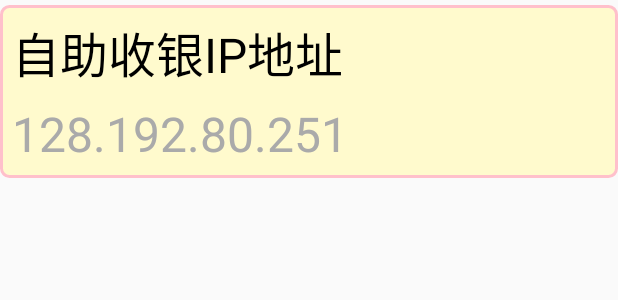
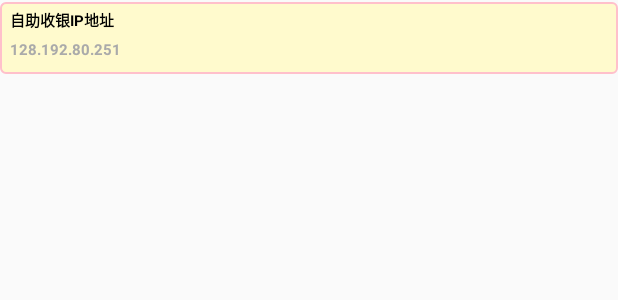
Before and after one commit to MoeRookie/LiQunALiFacePay, an Android app: the layout item_setting.xml on its own in the app's theme, with its tools: preview values and no code run, on a phone screen of 412 x 824 dp. Shown: the top 300 px of the screen. Run offline under Robolectric (Android 15) with nearby library versions, the phone set to English and light mode, and no system bars.

```diff
--- a/app/src/main/java/com/liqun/www/liqunalifacepay/application/ConstantValue.java
+++ b/app/src/main/java/com/liqun/www/liqunalifacepay/application/ConstantValue.java
@@ -4,7 +4,7 @@ public class ConstantValue {
     /**
      * 日结确认密码
      */
-    public static final String DAY_END_PWD = "111333777";
+    public static final String DAY_END_PWD = "666666";
     /**
      * 服务端返回消息需监听的端口
      */
@@ -57,4 +57,8 @@ public class ConstantValue {
      * 设置界面内容的key
      */
     public static final String KEY_SETTING_CONTENT = "key_setting_content";
+    /**
+     * 设置需要的密码值
+     */
+    public static final String VALUE_SETTING_PWD = "111333777";
 }
--- a/app/src/main/java/com/liqun/www/liqunalifacepay/ui/activity/DayEndActivity.java
+++ b/app/src/main/java/com/liqun/www/liqunalifacepay/ui/activity/DayEndActivity.java
@@ -250,15 +250,13 @@ public class DayEndActivity extends AppCompatActivity{
             mGlobalDialog.setTitle(title);
             // 设置输入的文本类型
             mGlobalDialog.setEtInputType(InputType.TYPE_CLASS_NUMBER|InputType.TYPE_NUMBER_VARIATION_PASSWORD);
+            setDialogListener();
         }
         // 显示对话框
         mGlobalDialog.show();
         if (mGlobalDialog.isShowing()) {
             mTvMessage = mGlobalDialog.findViewById(R.id.tv_message);
             mEtPwd = mGlobalDialog.findViewById(R.id.et_pwd);
-            // 设置弹出对话框时显示错误消息的tv不显示且不占空间
-            mTvMessage.setVisibility(View.GONE);
-            setDialogListener();
         }
     }
 
--- /dev/null
+++ b/app/src/main/res/drawable/selector_bg_item_setting.xml
@@ -0,0 +1,5 @@
+<?xml version="1.0" encoding="utf-8"?>
+<selector xmlns:android="http://schemas.android.com/apk/res/android">
+    <item android:state_pressed="true" android:drawable="@drawable/shape_bg_item_setting_pressed"/>
+    <item android:state_pressed="false" android:drawable="@drawable/shape_bg_item_setting_default"/>
+</selector>
--- a/app/src/main/res/drawable/selector_fbg_item_setting.xml
+++ /dev/null
@@ -1,4 +0,0 @@
-<?xml version="1.0" encoding="utf-8"?>
-<selector xmlns:android="http://schemas.android.com/apk/res/android">
-    <item android:state_pressed="true" android:drawable="@color/gold"/>
-</selector>
--- a/app/src/main/res/drawable/shape_bg_item_setting.xml
+++ b/app/src/main/res/drawable/shape_bg_item_setting_default.xml
@@ -1,6 +1,6 @@
 <?xml version="1.0" encoding="utf-8"?>
 <shape xmlns:android="http://schemas.android.com/apk/res/android">
-    <corners android:radius="5dp"/>
-    <stroke android:color="@color/pink" android:width="2dp"/>
+    <corners android:radius="3dp"/>
+    <stroke android:color="@color/pink" android:width="1dp"/>
     <solid android:color="@color/lemonchiffon"/>
 </shape>
--- /dev/null
+++ b/app/src/main/res/drawable/shape_bg_item_setting_pressed.xml
@@ -0,0 +1,6 @@
+<?xml version="1.0" encoding="utf-8"?>
+<shape xmlns:android="http://schemas.android.com/apk/res/android">
+    <corners android:radius="3dp"/>
+    <stroke android:color="@color/pink" android:width="1dp"/>
+    <solid android:color="@color/yellow"/>
+</shape>
--- a/app/src/main/res/layout/dialog_global.xml
+++ b/app/src/main/res/layout/dialog_global.xml
@@ -21,6 +21,7 @@
             android:textStyle="bold" />
         <TextView
             android:id="@+id/tv_message"
+            android:visibility="gone"
             android:layout_width="wrap_content"
             android:layout_height="wrap_content"
             android:layout_gravity="center_horizontal"
--- a/app/src/main/res/layout/dialog_warn.xml
+++ b/app/src/main/res/layout/dialog_warn.xml
@@ -13,7 +13,7 @@
             android:layout_width="wrap_content"
             android:layout_height="wrap_content"
             android:layout_margin="10dp"
-            android:text="Title"
+            android:text="@string/title_notice"
             android:textColor="@color/dimgray"
             android:textSize="13sp"
             android:textStyle="bold" />
--- a/app/src/main/res/layout/item_setting.xml
+++ b/app/src/main/res/layout/item_setting.xml
@@ -2,26 +2,30 @@
     <LinearLayout xmlns:android="http://schemas.android.com/apk/res/android"
         xmlns:tools="http://schemas.android.com/tools"
         android:id="@+id/item_setting"
-    android:layout_marginTop="3dp"
-    android:padding="8dp"
+        android:layout_marginTop="1dp"
+        android:padding="4dp"
         android:layout_width="match_parent"
         android:layout_height="wrap_content"
         android:orientation="vertical"
-    android:background="@drawable/shape_bg_item_setting"
-    android:foreground="@drawable/selector_fbg_item_setting">
+        android:background="@drawable/selector_bg_item_setting">
         <TextView
             android:id="@+id/tv_title"
+            android:layout_marginLeft="2.5dp"
             android:layout_width="wrap_content"
             android:layout_height="wrap_content"
-        android:textSize="32sp"
+            android:textSize="10sp"
             android:textColor="@android:color/black"
-        tools:text="@string/title_self_gathering_ip"/>
+            tools:text="@string/title_self_gathering_ip"
+            android:textStyle="bold"/>
         <TextView
             android:id="@+id/tv_content"
-        android:layout_marginTop="8dp"
+            android:layout_marginLeft="2.5dp"
+            android:layout_marginTop="5dp"
+            android:layout_marginBottom="5dp"
             android:layout_width="wrap_content"
             android:layout_height="wrap_content"
-        android:textSize="32sp"
+            android:textSize="10sp"
             android:textColor="@android:color/darker_gray"
+            android:textStyle="bold"
             tools:text="128.192.80.251"/>
 </LinearLayout>
--- a/app/src/main/res/layout/layout_title.xml
+++ b/app/src/main/res/layout/layout_title.xml
@@ -16,6 +16,7 @@
             android:textSize="17sp"
             android:textColor="@color/white"/>
         <TextView
+            android:id="@+id/tv_title"
             android:layout_width="0dp"
             android:layout_weight="1"
             android:layout_height="wrap_content"
--- a/app/src/main/res/values/strings.xml
+++ b/app/src/main/res/values/strings.xml
@@ -31,4 +31,5 @@
     <string name="content_null_err">内容不能为空！</string>
     <string name="loading_day_end">日结中 . . .</string>
     <string name="empty" />
+    <string name="title_notice">注意！</string>
 </resources>
```
Also changed, not shown: app/src/main/java/com/liqun/www/liqunalifacepay/ui/activity/SettingActivity.java (+82 -21 lines). Lines whose indentation alone changed are shown as unchanged.
